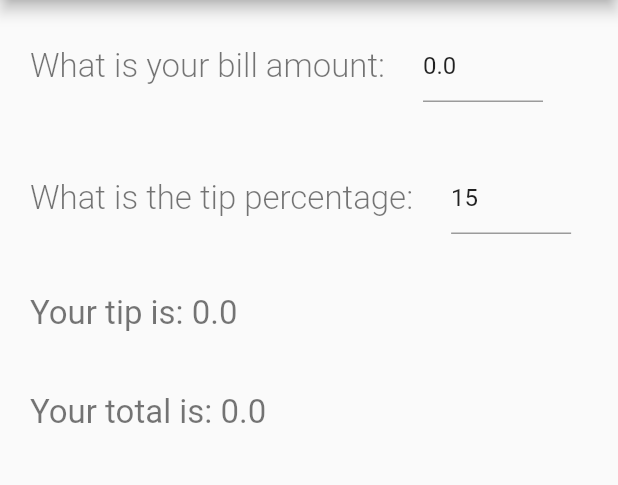
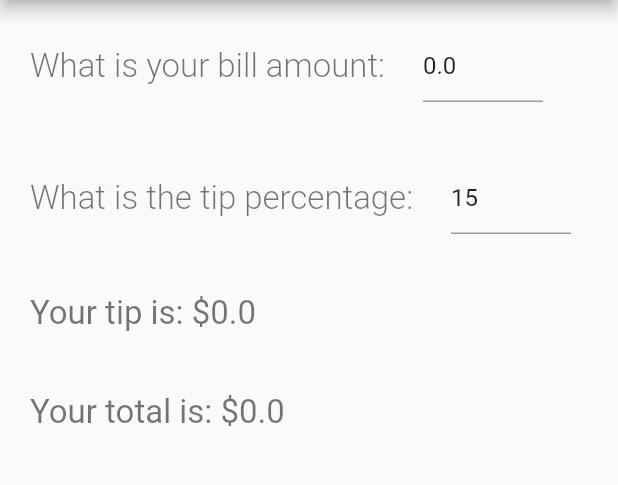
Before and after one commit to mohisham/tip_calculator, a Flutter app: the screen it shows after launch, on a phone screen of 412 x 824 dp, the part 84-569 px from its top. Run offline on Flutter 3.47's test engine with Material 2 defaults, Android fonts, the phone set to English and light mode, and no system bars.

Commit message:
Update main.dart

```diff
--- a/lib/main.dart
+++ b/lib/main.dart
@@ -98,13 +98,13 @@ class _MyHomePageState extends State<MyHomePage> {
             SizedBox(height: 40,),
             Row(
               children: <Widget>[
-                Text("Your tip is: $_tip", style: TextStyle(fontSize: 22, fontWeight: FontWeight.w400, color: Colors.black54))
+                Text("Your tip is: \$$_tip", style: TextStyle(fontSize: 22, fontWeight: FontWeight.w400, color: Colors.black54))
               ],
             ),
             SizedBox(height: 40,),
             Row(
               children: <Widget>[
-                Text("Your total is: $_total", style: TextStyle(fontSize: 22, fontWeight: FontWeight.w400, color: Colors.black54))
+                Text("Your total is: \$$_total", style: TextStyle(fontSize: 22, fontWeight: FontWeight.w400, color: Colors.black54))
               ],
             ),
           ],
```
